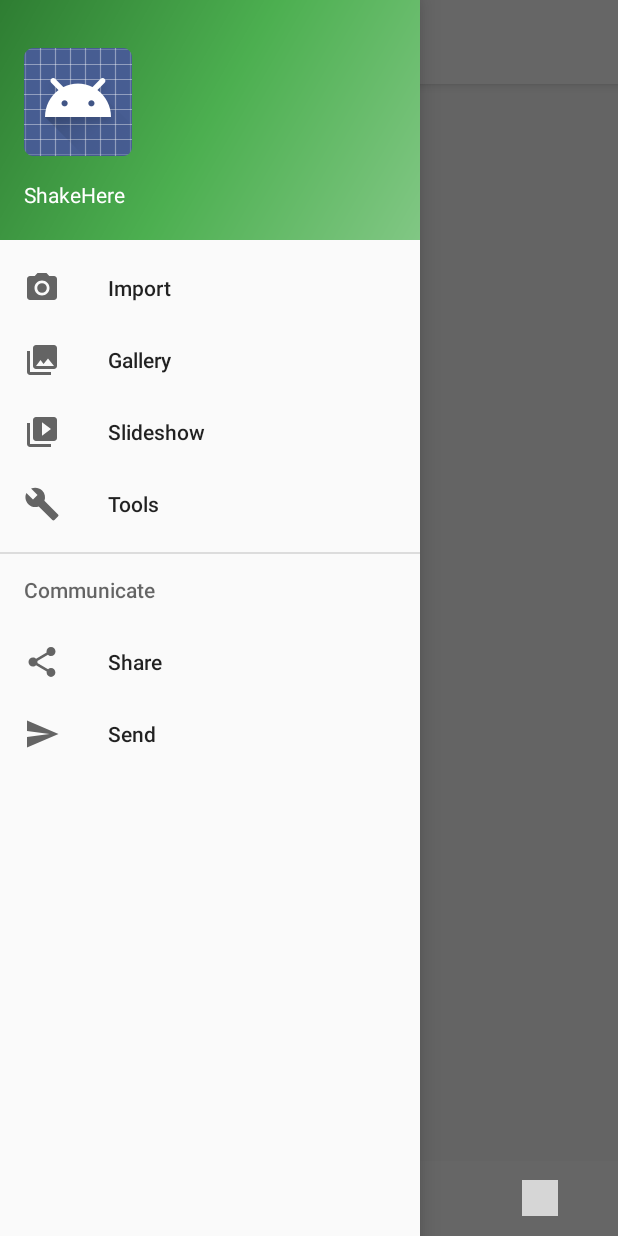
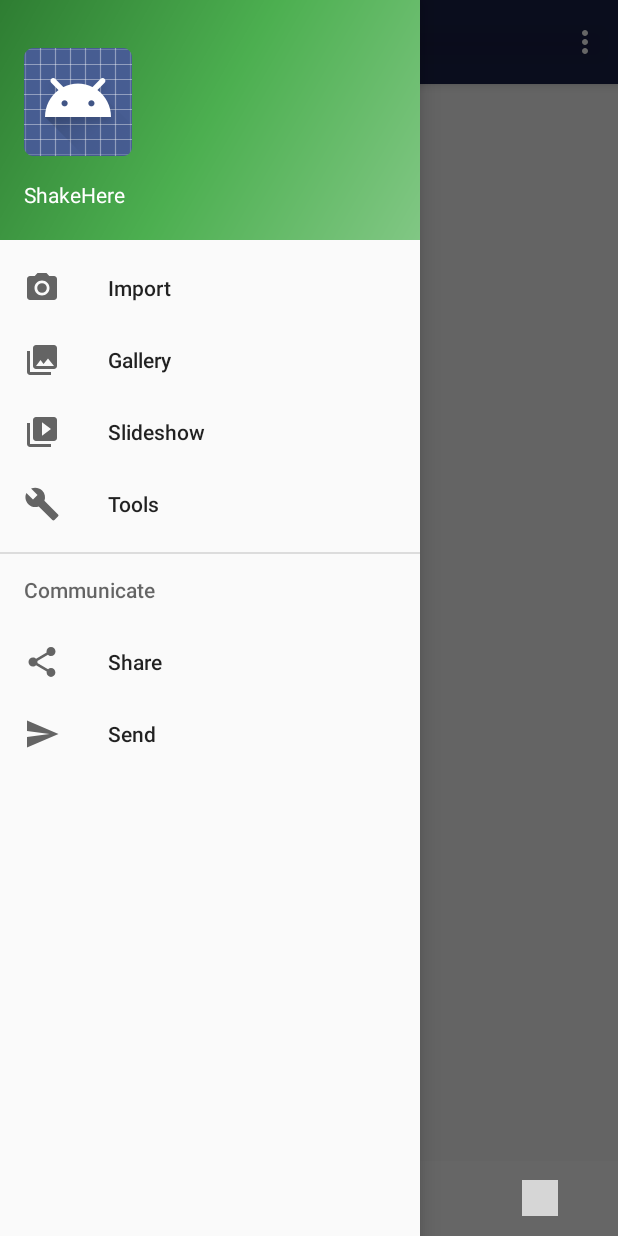
Before and after one commit to banziha104/ShakeHere, an Android app: the PagerActivity screen opened directly, with no data from a screen before it, after a tap on "Open navigation drawer", on a phone screen of 412 x 824 dp. Run offline under Robolectric (Android 15) with nearby library versions, the phone set to English and light mode, and no system bars; our stand-ins replace ButterKnife, Picasso; libraries missing offline, so code that uses them is left out: com.igalata.bubblepicker; pictures from the network do not load; 11 statements that could not run were skipped; grey boxes are pictures that could not be loaded.

```diff
--- a/app/build.gradle
+++ b/app/build.gradle
@@ -52,4 +52,5 @@
     testCompile 'junit:junit:4.12'
     annotationProcessor 'com.jakewharton:butterknife-compiler:8.8.1'
     compile files('libs/com.skp.Tmap_1.0.48.jar')
+    compile 'com.android.support:cardview-v7:24.+'
 }
--- a/app/src/main/java/com/veryworks/iyeongjun/shakehere/MapFragment.java
+++ b/app/src/main/java/com/veryworks/iyeongjun/shakehere/MapFragment.java
@@ -33,11 +33,6 @@
         googleMap.getMapAsync(this);
         return view;
     }
-
-
-
-
-
     @Override
     public void onMapReady(GoogleMap googleMap) {
 
--- a/app/src/main/java/com/veryworks/iyeongjun/shakehere/PagerActivity.java
+++ b/app/src/main/java/com/veryworks/iyeongjun/shakehere/PagerActivity.java
@@ -1,5 +1,9 @@
 package com.veryworks.iyeongjun.shakehere;
 
+import android.content.Intent;
+import android.content.res.Configuration;
+import android.graphics.Color;
+import android.graphics.PorterDuff;
 import android.os.Build;
 import android.os.Bundle;
 import android.support.design.internal.NavigationMenuView;
@@ -44,11 +48,13 @@
     @BindView(R.id.viewpager)
     ViewPager pager;
     BubbleFragment bubbleFragment;
+
+    boolean isBubbleVisible = true;
     private int[] tabIcons = {
             R.drawable.list_icon,
             R.drawable.tag_icon,
             R.drawable.map_icon,
-            R.drawable.ar_clicked
+            R.drawable.ar_icon
     };
     private int[] tabClickedIcons = {
             R.drawable.list_clicked,
@@ -56,6 +62,7 @@
             R.drawable.map_clicked,
             R.drawable.ar_clicked
     };
+
     @Override
     protected void onCreate(Bundle savedInstanceState) {
         super.onCreate(savedInstanceState);
@@ -63,8 +70,12 @@
                 WindowManager.LayoutParams.FLAG_FULLSCREEN);
         setContentView(R.layout.activity_pager);
         ButterKnife.bind(this);
+        startShakeDetect();
         Toolbar toolbar = (Toolbar) findViewById(R.id.toolbar);
+
         setSupportActionBar(toolbar);
+        getSupportActionBar().setTitle("ShakeHere");
+
 
 
         DrawerLayout drawer = (DrawerLayout) findViewById(R.id.drawer_layout);
@@ -73,11 +84,28 @@
         ){
             public void onDrawerClosed(View view) {
                 bubblePicker.setVisibility(View.VISIBLE);
+                isBubbleVisible = true;
                 invalidateOptionsMenu();
             }
             public void onDrawerOpened(View drawerView) {
                 bubblePicker.setVisibility(View.INVISIBLE);
                 invalidateOptionsMenu();
+            }
+
+            @Override
+            public void onDrawerSlide(View drawerView, float slideOffset) {
+                super.onDrawerSlide(drawerView, slideOffset);
+                if(isBubbleVisible){
+                    bubblePicker.setVisibility(View.INVISIBLE);
+                    isBubbleVisible = false;
+                }
+                Log.d("slide",slideOffset+"");
+            }
+
+            @Override
+            public void onConfigurationChanged(Configuration newConfig) {
+                super.onConfigurationChanged(newConfig);
+                Toast.makeText(PagerActivity.this, "change", Toast.LENGTH_SHORT).show();
             }
         };
         drawer.setDrawerListener(toggle);
@@ -182,6 +210,7 @@
         tab.addOnTabSelectedListener(new TabLayout.OnTabSelectedListener() {
             @Override
             public void onTabSelected(TabLayout.Tab tabs) {
+
                 tabs.setIcon(tabClickedIcons[tabs.getPosition()]);
             }
 
@@ -191,11 +220,18 @@
             }
 
             @Override
-            public void onTabReselected(TabLayout.Tab tab) {
+            public void onTabReselected(TabLayout.Tab tabs) {
 
             }
         });
     }
+
+    private void startShakeDetect() {
+        Intent intent = new Intent(PagerActivity.this, ShakeDetectService.class);
+        Log.d("Service","start");
+        startService(intent);
+    }
+
     interface PickerControl{
         void bubblePause();
         void bubbleResume();
--- a/app/src/main/java/com/veryworks/iyeongjun/shakehere/SplashActivity.java
+++ b/app/src/main/java/com/veryworks/iyeongjun/shakehere/SplashActivity.java
@@ -30,7 +30,8 @@
     @BindView(R.id.tempImage) ImageView tempImage;
     UserLocation userLocation = new UserLocation(this);
     DataReceiver dataReceiver = new DataReceiver(this);
-    boolean isDataReceiev = false;
+    boolean isInit = false;
+
     @Override
     protected void onCreate(Bundle savedInstanceState) {
         super.onCreate(savedInstanceState);
@@ -48,7 +49,6 @@
         Intent intent = new Intent(SplashActivity.this,PagerActivity.class);
         startActivity(intent);
     }
-
     @Override
     public Drawable setImage(String url) {
         Picasso.with(this).load(url).into(tempImage);
--- a/app/src/main/java/com/veryworks/iyeongjun/shakehere/domain/DataReceiver.java
+++ b/app/src/main/java/com/veryworks/iyeongjun/shakehere/domain/DataReceiver.java
@@ -135,6 +135,8 @@
                     i+datas.get(i).getDist()+"/"+
                     i+datas.get(i).getFirstimage()+"/"+
                     i+datas.get(i).getFirstimage2()+"/"+
+                    i+datas.get(i).getAddr1()+"/"+
+                    i+datas.get(i).getAddr2()+"/"+
                     i+datas.get(i).getTel()+"/"
                     +datas.get(i).getContenttypeid());
             currentPageNo += 100;
--- a/app/src/main/res/layout/app_bar_pager.xml
+++ b/app/src/main/res/layout/app_bar_pager.xml
@@ -15,9 +15,10 @@
             android:id="@+id/toolbar"
             android:layout_width="match_parent"
             android:layout_height="?attr/actionBarSize"
-            android:background="@android:color/background_light"
+            android:background="@color/common_google_signin_btn_text_light_focused"
+            android:elevation="24dp"
             android:minHeight="250dp"
-            app:popupTheme="@style/AppTheme.PopupOverlay" />
+            app:popupTheme="@style/AppTheme.PopupOverlay"></android.support.v7.widget.Toolbar>
 
     </android.support.design.widget.AppBarLayout>
 
--- a/app/src/main/res/layout/fragment_ar.xml
+++ b/app/src/main/res/layout/fragment_ar.xml
@@ -8,6 +8,8 @@
     <ImageView
         android:id="@+id/btnAR"
         android:layout_width="match_parent"
-        android:layout_height="match_parent" />
+        android:layout_height="match_parent"
+        android:background="@android:color/white"
+        android:src="@drawable/touch_screen_2" />
 
 </FrameLayout>
--- a/app/src/main/res/layout/fragment_bubble.xml
+++ b/app/src/main/res/layout/fragment_bubble.xml
@@ -1,4 +1,4 @@
-<RelativeLayout xmlns:android="http://schemas.android.com/apk/res/android"
+<FrameLayout xmlns:android="http://schemas.android.com/apk/res/android"
     xmlns:tools="http://schemas.android.com/tools"
     android:layout_width="match_parent"
     android:layout_height="match_parent"
@@ -17,4 +17,4 @@
         app:layout_constraintRight_toRightOf="parent"
         app:layout_constraintTop_toTopOf="parent"
         app:layout_constraintVertical_bias="1.0" />
-</RelativeLayout>
+</FrameLayout>
```
Also changed, not shown: app/src/main/AndroidManifest.xml (+15 -0 lines), app/src/main/java/com/veryworks/iyeongjun/shakehere/ARFragment.java (+12 -5 lines), app/src/main/res/layout/fragment_list.xml (+4 -4 lines), app/src/main/res/layout/recy_item.xml (added, +9 -0 lines), app/src/main/res/values/styles.xml (+5 -2 lines).
